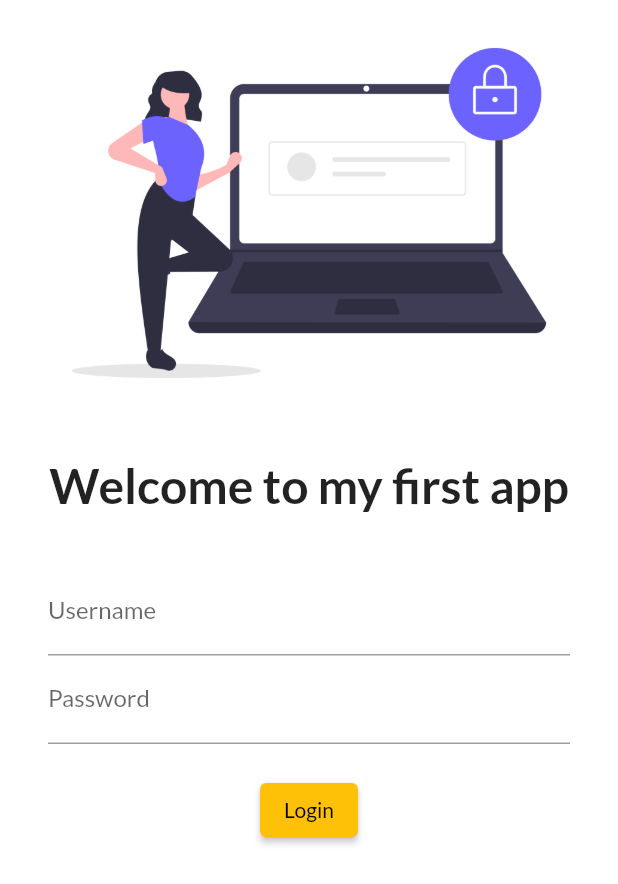
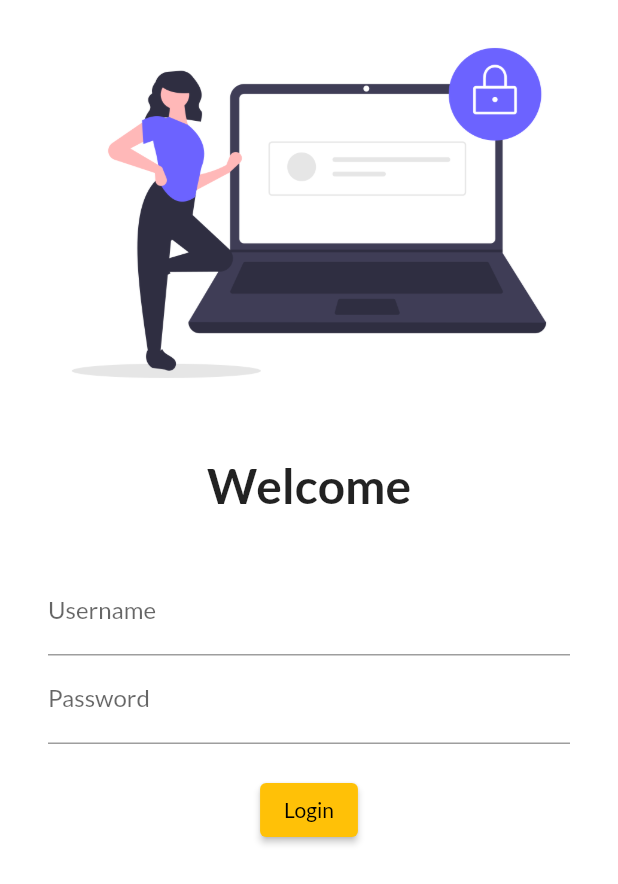
Before and after one commit to Keval-Asodariya/30Days-of-flutter, a Flutter app: the screen it shows after launch, on a phone screen of 412 x 824 dp. Shown: the top 884 px of the screen. Run offline on Flutter 3.47's test engine with Material 2 defaults, Android fonts, the phone set to English and light mode, and no system bars; our stand-ins replace google_fonts.

Commit message:
Day 5 Completed

```diff
--- a/lib/main.dart
+++ b/lib/main.dart
@@ -1,4 +1,5 @@
 import 'package:flutter/material.dart';
+import 'package:flutter_catalog/utils/routes.dart';
 import 'package:google_fonts/google_fonts.dart';
 import 'pages/home_page.dart';
 import 'pages/login_page.dart';
@@ -19,12 +20,13 @@ class MyApp extends StatelessWidget {
         primarySwatch: Colors.amber,
         fontFamily: GoogleFonts.lato().fontFamily,
       ),
+
       darkTheme: ThemeData(brightness: Brightness.dark),
       initialRoute: "/login",
       routes: {
         "/": (context) => LoginPage(),
-        "/home": (context) => HomePage(),
-        "/login": (context) => LoginPage(),
+        MyRoutes.homeRoute: (context) => HomePage(),
+        MyRoutes.loginRoute: (context) => LoginPage(),
       },
     );
   }
--- a/lib/pages/login_page.dart
+++ b/lib/pages/login_page.dart
@@ -1,4 +1,5 @@
 import 'package:flutter/material.dart';
+import 'package:flutter_catalog/utils/routes.dart';
 
 class LoginPage extends StatelessWidget {
   const LoginPage({Key? key}) : super(key: key);
@@ -7,6 +8,7 @@ class LoginPage extends StatelessWidget {
   Widget build(BuildContext context) {
     return Material(
         color: Colors.white,
+        child: SingleChildScrollView(
           child: Column(
             children: [
               Image.asset(
@@ -15,13 +17,13 @@ class LoginPage extends StatelessWidget {
               ),
               SizedBox(height: 20.0),
               Text(
-              "Welcome to my first app",
+                "Welcome",
                 style: TextStyle(fontSize: 32, fontWeight: FontWeight.bold),
               ),
               SizedBox(height: 20.0),
               Padding(
-              padding:
-                  const EdgeInsets.symmetric(vertical: 16.0, horizontal: 32.0),
+                padding: const EdgeInsets.symmetric(
+                    vertical: 16.0, horizontal: 32.0),
                 child: Column(
                   children: [
                     TextFormField(
@@ -38,13 +40,14 @@ class LoginPage extends StatelessWidget {
                       child: Text("Login"),
                       style: TextButton.styleFrom(),
                       onPressed: () {
-                      print("Hi keval");
+                        Navigator.pushNamed(context, MyRoutes.homeRoute);
                       },
                     )
                   ],
                 ),
               )
             ],
+          ),
         ));
   }
 }
--- /dev/null
+++ b/lib/utils/routes.dart
@@ -0,0 +1,4 @@
+class MyRoutes {
+  static String loginRoute = "/login";
+  static String homeRoute = "/home";
+}
```
Lines whose indentation alone changed are shown as unchanged.
